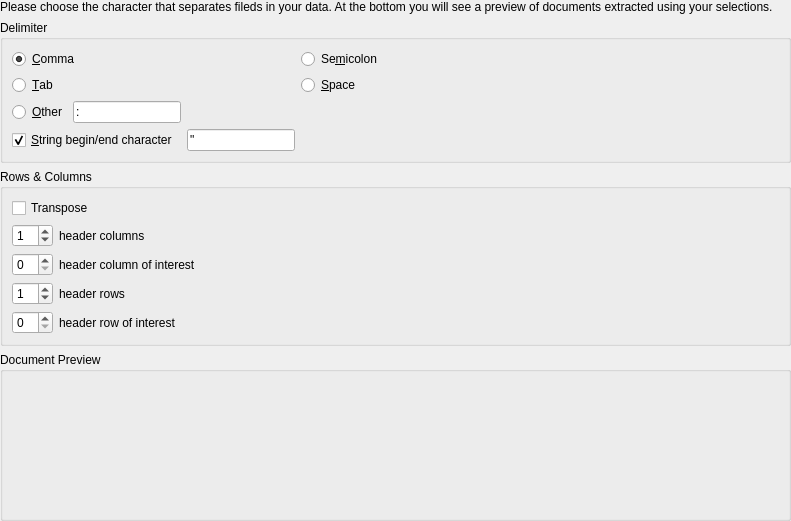
Kitware/Visomics, file Application/Resources/UI/voDelimitedTextImportWidget.ui: the form before one commit.
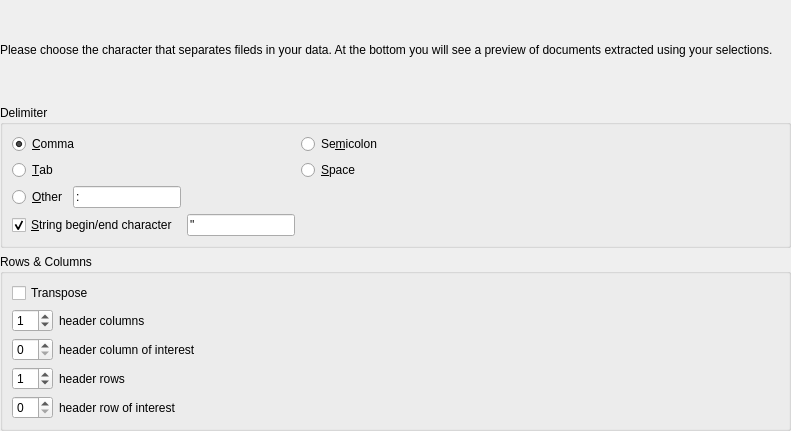
The form after the commit. Custom widgets are drawn as their Qt base class.

Commit message:
Update import dialog and integrate log2 normalization feature.
The import dialog has also been reviewed so that the preview document
is always visible. In other word, the tab widget is now located above the
preview document table.

The edit to the form file:
```diff
--- a/Application/Resources/UI/voDelimitedTextImportWidget.ui
+++ b/Application/Resources/UI/voDelimitedTextImportWidget.ui
@@ -7,7 +7,7 @@
     <x>0</x>
     <y>0</y>
     <width>791</width>
-    <height>521</height>
+    <height>431</height>
    </rect>
   </property>
   <property name="windowTitle">
@@ -182,35 +182,8 @@
      </layout>
     </widget>
    </item>
-   <item>
-    <widget class="QGroupBox" name="DocumentPreviewGroupBox">
-     <property name="title">
-      <string>Document Preview</string>
-     </property>
-     <layout class="QVBoxLayout" name="verticalLayout">
-      <item>
-       <widget class="voDelimitedTextPreview" name="DocumentPreviewWidget" native="true">
-        <property name="sizePolicy">
-         <sizepolicy hsizetype="Preferred" vsizetype="MinimumExpanding">
-          <horstretch>0</horstretch>
-          <verstretch>0</verstretch>
-         </sizepolicy>
-        </property>
-       </widget>
-      </item>
-     </layout>
-    </widget>
-   </item>
   </layout>
  </widget>
- <customwidgets>
-  <customwidget>
-   <class>voDelimitedTextPreview</class>
-   <extends>QWidget</extends>
-   <header>voDelimitedTextPreview.h</header>
-   <container>1</container>
-  </customwidget>
- </customwidgets>
  <resources/>
  <connections/>
 </ui>
```
The commit also changes 5 other files.
